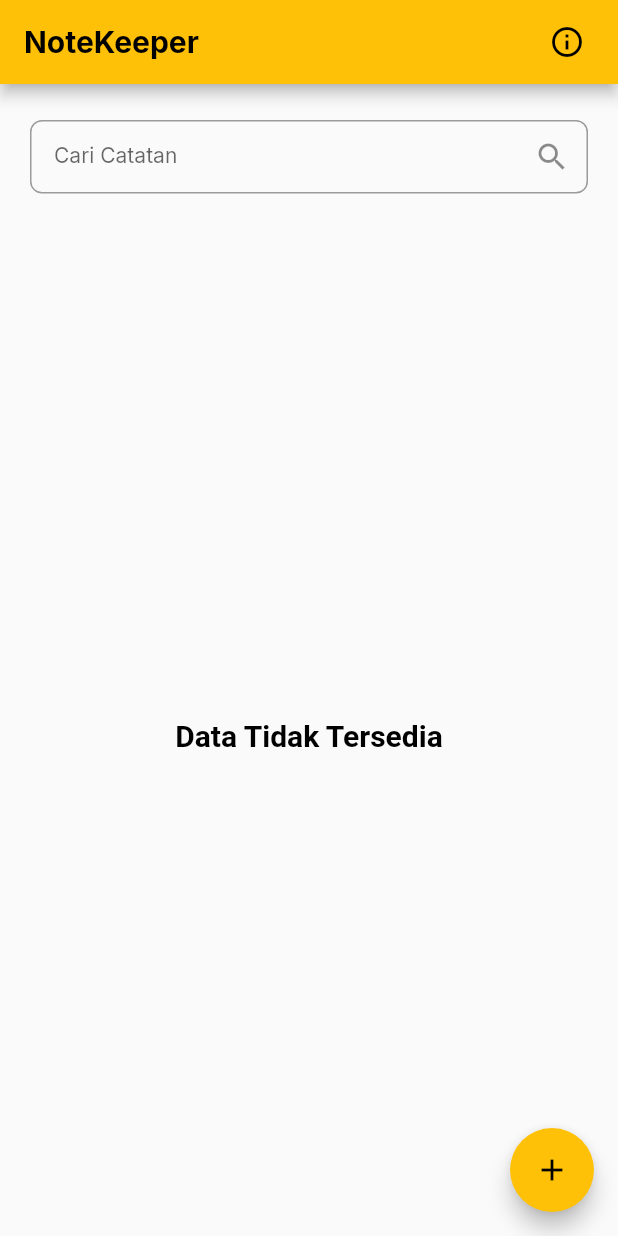
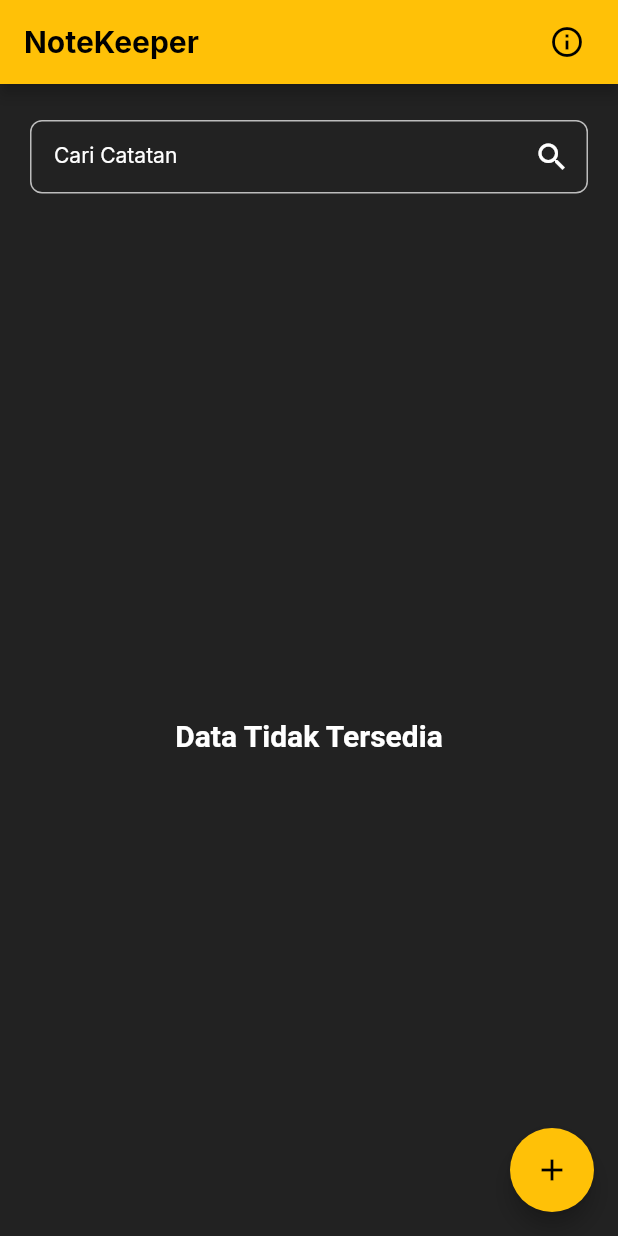
Before and after one commit to agreytosira/notes_flutter, a Flutter app: the screen it shows after launch, on a phone screen of 412 x 824 dp. Run offline on Flutter 3.47's test engine with Material 2 defaults, Android fonts, the light colour scheme and no system bars; our stand-ins replace google_fonts; network calls fail.

Commit message:
change default background into dark and update edit and insert screen layout

```diff
--- a/lib/main.dart
+++ b/lib/main.dart
@@ -10,8 +10,7 @@ class App extends StatelessWidget {
   Widget build(BuildContext context) {
     return MaterialApp(
       theme: ThemeData(
-        primarySwatch: Colors.amber,
-      ),
+          primarySwatch: Colors.amber, scaffoldBackgroundColor: Colors.black87),
       debugShowCheckedModeBanner: false,
       title: '',
       initialRoute: '/',
--- a/lib/screens/notes_page.dart
+++ b/lib/screens/notes_page.dart
@@ -80,11 +80,12 @@ class _NotesPageState extends State<NotesPage> {
                   );
                 },
                 child: Card(
+                  color: Colors.transparent,
                   child: Container(
                     padding: const EdgeInsets.all(15),
                     decoration: BoxDecoration(
-                      border: Border.all(color: Colors.black45),
-                      borderRadius: BorderRadius.circular(10),
+                      border: Border.all(color: Colors.white70),
+                      borderRadius: BorderRadius.circular(8),
                     ),
                     child: Column(
                       crossAxisAlignment: CrossAxisAlignment.start,
@@ -92,13 +93,13 @@ class _NotesPageState extends State<NotesPage> {
                         Text(
                           note.date,
                           style: GoogleFonts.inter(
-                              color: Colors.black, fontSize: 12),
+                              color: Colors.white70, fontSize: 12),
                         ),
                         const SizedBox(height: 10),
                         Text(
                           note.title,
                           style: GoogleFonts.inter(
-                            color: Colors.black,
+                            color: Colors.white,
                             fontSize: 16,
                             fontWeight: FontWeight.bold,
                           ),
@@ -107,7 +108,7 @@ class _NotesPageState extends State<NotesPage> {
                         Text(
                           note.content,
                           style: GoogleFonts.inter(
-                            color: Colors.black,
+                            color: Colors.white70,
                             fontSize: 14,
                           ),
                         ),
@@ -126,7 +127,7 @@ class _NotesPageState extends State<NotesPage> {
         child: Text(
           "Data Tidak Tersedia",
           style: TextStyle(
-            color: Colors.black,
+            color: Colors.white,
             fontSize: 20,
             fontWeight: FontWeight.bold,
           ),
@@ -203,7 +204,7 @@ class _NotesPageState extends State<NotesPage> {
             margin: EdgeInsets.only(top: 16),
             padding: const EdgeInsets.symmetric(horizontal: 20, vertical: 8),
             child: TextField(
-              style: GoogleFonts.inter(fontSize: 14),
+              style: GoogleFonts.inter(fontSize: 14, color: Colors.white),
               controller: searchController,
               focusNode: searchFocusNode,
               onChanged: searchNotes,
@@ -212,10 +213,22 @@ class _NotesPageState extends State<NotesPage> {
                     EdgeInsets.symmetric(vertical: 16, horizontal: 16),
                 border: OutlineInputBorder(
                   borderRadius: BorderRadius.circular(8),
+                  borderSide: BorderSide(
+                      color: Colors.white70), // Atur warna border menjadi putih
+                ),
+                enabledBorder: OutlineInputBorder(
+                  borderRadius: BorderRadius.circular(8),
+                  borderSide: BorderSide(
+                      color: Colors
+                          .white70), // Atur warna border sebelum fokus menjadi putih
                 ),
                 labelText: 'Cari Catatan',
-                labelStyle: GoogleFonts.inter(),
-                suffixIcon: Icon(Icons.search),
+                labelStyle: GoogleFonts.inter(color: Colors.white),
+                suffixIcon: Icon(
+                  Icons.search,
+                  color:
+                      Colors.white, // Atur warna ikon pada suffix menjadi putih
+                ),
               ),
             ),
           ),
```
Also changed, not shown: lib/screens/notes_edit_page.dart (+16 -3 lines), lib/screens/notes_insert_page.dart (+12 -3 lines).
